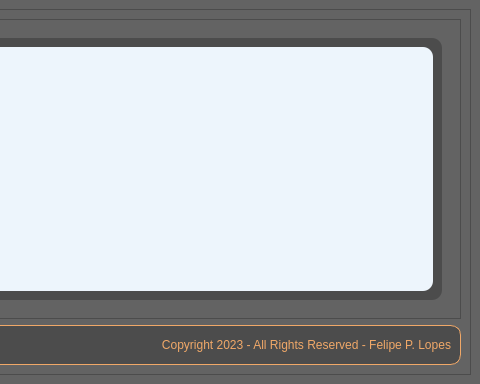
Before: the Qt Designer form Style.ui in Felipe-Pinheiro-Lopes/R.A.M.A.I.s, drawn with Qt 5; both pictures show x 476 to 956 and y 0 to 384 of the 956 by 384 pixel window.
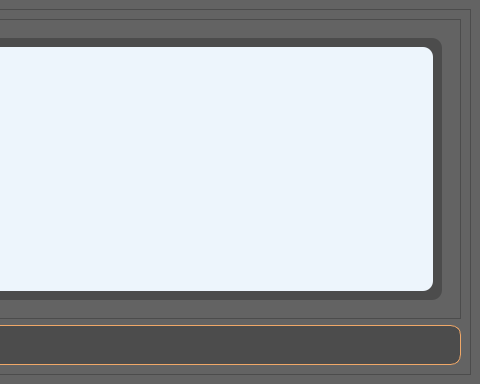
After: the same form once the commit is applied. The open tabs and pages were chosen to show the change.

```diff
--- a/Style.ui
+++ b/Style.ui
@@ -3694,7 +3694,7 @@
              <string notr="true">border: none;</string>
             </property>
             <property name="text">
-             <string>&lt;html&gt;&lt;head/&gt;&lt;body&gt;&lt;p align=&quot;right&quot;&gt;Copyright 2023 - All Rights Reserved - Felipe P. Lopes&lt;/p&gt;&lt;/body&gt;&lt;/html&gt;</string>
+             <string/>
             </property>
            </widget>
           </item>
```
Left out of the diff: 8 changed lines with no effect on the pictures.
